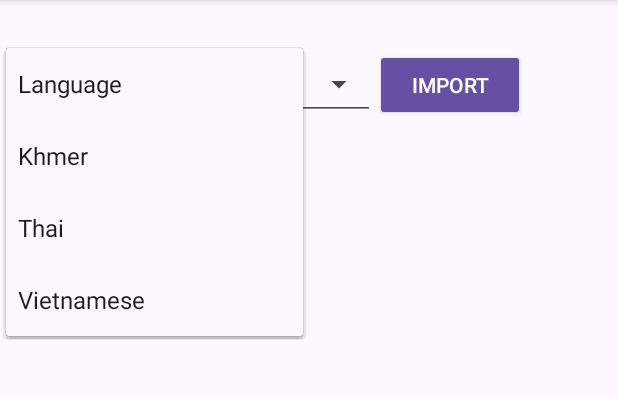
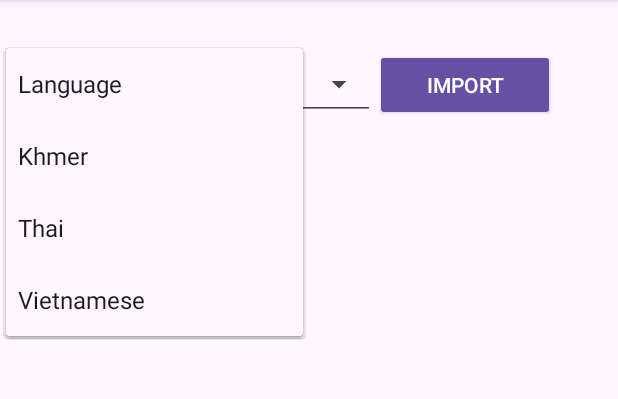
Before and after one commit to skywalkercoding/skywalker, an Android app: the screen it shows after launch (MainActivity), after a tap on "Language", on a phone screen of 412 x 824 dp, the part 96-495 px from its top. Run offline under Robolectric (Android 15) with nearby library versions, the phone set to English and light mode, and no system bars; Roboto replaces fonts that are not available here; 1 statement that could not run was skipped.

```diff
--- a/app/src/main/res/layout/activity_main.xml
+++ b/app/src/main/res/layout/activity_main.xml
@@ -17,7 +17,7 @@
     <Button
         android:id="@+id/import_btn"
         style="@style/Widget.AppCompat.Button"
-        android:layout_width="100dp"
+        android:layout_width="120dp"
         android:layout_height="48dp"
         android:layout_marginTop="32dp"
         android:text="@string/import_btn_name" />
--- a/app/src/main/res/values/strings.xml
+++ b/app/src/main/res/values/strings.xml
@@ -2,10 +2,10 @@
 <resources>
     <string name="app_name">WPS font import tool</string>
     <string name="import_btn_name">Import</string>
-    <string name="no_file_access_permission_text">Please manually grant read and write permissions to all files</string>
-    <string name="success_text">Import succeeded</string>
-    <string name="no_permission_fail_text">Import failed, Please manually grant read and write permissions to all files</string>
-    <string name="unknown_fail_text">Import failed, Please restart your tablet or uninstall and reinstall the tool</string>
+    <string name="no_file_access_permission_text">Please manually grant read and write permissions to all files.</string>
+    <string name="success_text"> Import succeeded.</string>
+    <string name="no_permission_fail_text">Import failed, Please manually grant read and write permissions to all files.</string>
+    <string name="unknown_fail_text">Import failed, Please restart your tablet or uninstall and reinstall the tool.</string>
     <string name="need_choose_language">Please choose a language</string>
     <string-array name="language_arr">
         <item>Language</item>
```
Also changed, not shown: app/src/main/assets/viet/SVN-Arial 2 bold italic.ttf (deleted), app/src/main/assets/viet/SVN-Arial 2 bold.ttf (deleted), app/src/main/assets/viet/SVN-Arial 2 italic.ttf (deleted), app/src/main/assets/viet/SVN-Arial 2.ttf (deleted), app/src/main/assets/viet/SVN-Arial 3 bold italic.ttf (deleted), app/src/main/assets/viet/SVN-Arial 3 bold.ttf (deleted), app/src/main/assets/viet/SVN-Arial 3 itlaic.ttf (deleted), app/src/main/assets/viet/SVN-Arial 3.ttf (deleted), app/src/main/assets/viet/SVN-Times New Roman 2 bold italic.ttf (deleted), app/src/main/assets/viet/SVN-Times New Roman 2 bold.ttf (deleted), app/src/main/assets/viet/SVN-Times New Roman 2 italic.ttf (deleted), app/src/main/assets/viet/SVN-Times New Roman 2.ttf (deleted), app/src/main/assets/viet/times.ttf (deleted), 3 other files.
